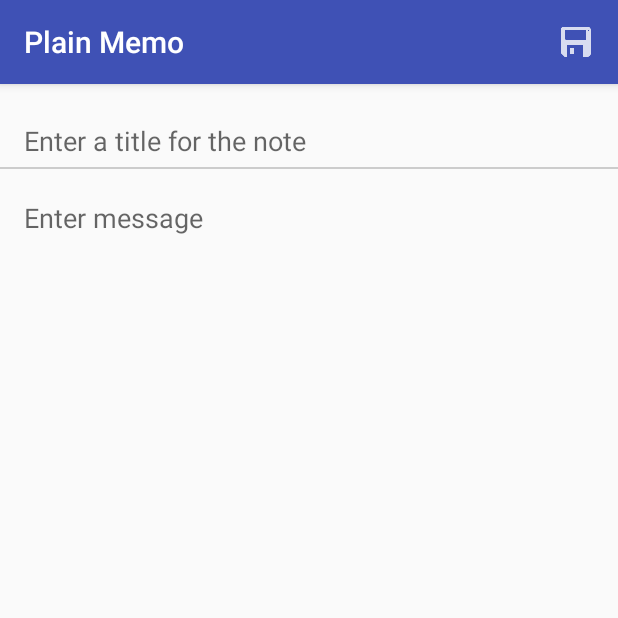
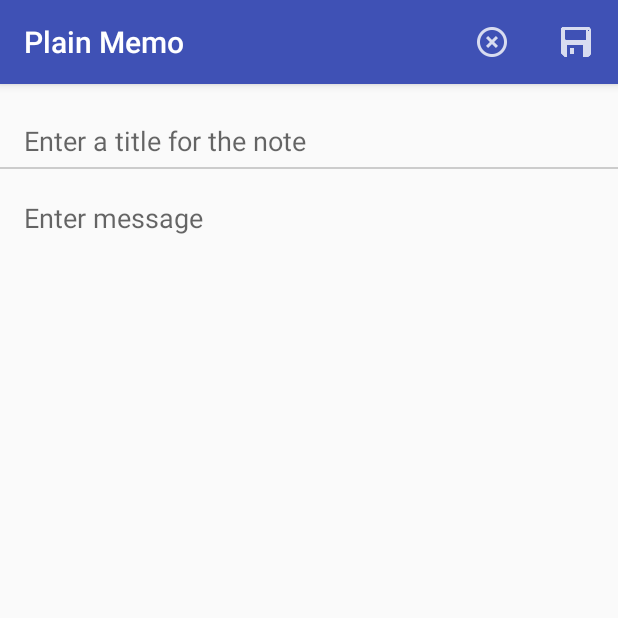
Before and after one commit to Daytron/plain-memo, an Android app: the fragment NoteEditFragment shown on its own in the app's theme, on a phone screen of 412 x 824 dp, the top half of it. Run offline under Robolectric (Android 15) with nearby library versions, the phone set to English and light mode, and no system bars; 8 statements that could not run were skipped.

Commit message:
Add cancel menu button operation for issue #11

```diff
--- a/app/src/main/java/com/github/daytron/plain_memo/view/NoteEditActivity.java
+++ b/app/src/main/java/com/github/daytron/plain_memo/view/NoteEditActivity.java
@@ -50,7 +50,7 @@ public class NoteEditActivity extends SingleFragmentActivity {
 
         if (fragment instanceof NoteEditFragment) {
             ((NoteEditFragment) fragment).showConfirmSaveDialog(
-                    getSupportActionBar().getThemedContext(), false);
+                    getSupportActionBar().getThemedContext());
         } else {
             super.onBackPressed();
         }
--- a/app/src/main/java/com/github/daytron/plain_memo/view/fragment/NoteViewFragment.java
+++ b/app/src/main/java/com/github/daytron/plain_memo/view/fragment/NoteViewFragment.java
@@ -241,9 +241,10 @@ public class NoteViewFragment extends Fragment {
                 if (isForDeletion) {
                     NoteBook.get(getActivity()).deleteNote(mNote);
                     getActivity().finish();
-                    Toast.makeText(getActivity(), R.string.toast_note_deletion,
-                            Toast.LENGTH_SHORT).show();
                 }
+
+                Toast.makeText(getActivity(), R.string.toast_note_cancel_save_operation,
+                        Toast.LENGTH_SHORT).show();
             }
         } else if (resultCode == Activity.RESULT_OK) {
             if (requestCode == REQUEST_NOTE_EDIT) {
--- a/app/src/main/res/menu/fragment_note_edit.xml
+++ b/app/src/main/res/menu/fragment_note_edit.xml
@@ -1,6 +1,12 @@
 <?xml version="1.0" encoding="utf-8"?>
 <menu xmlns:android="http://schemas.android.com/apk/res/android"
       xmlns:app="http://schemas.android.com/apk/res-auto">
+
+    <item
+        android:id="@+id/menu_item_cancel_note"
+        android:icon="@drawable/ic_menu_cancel"
+        android:title="@string/cancel_note"
+        app:showAsAction="ifRoom|withText" />
 
     <item
         android:id="@+id/menu_item_save_note"
--- a/app/src/main/res/values/strings.xml
+++ b/app/src/main/res/values/strings.xml
@@ -19,6 +19,7 @@
     <string name="save_note">Save</string>
     <string name="delete_note">Delete</string>
     <string name="search_note">Search</string>
+    <string name="cancel_note">Cancel</string>
 
     <plurals name="subtitle_plural">
         <item quantity="one">%1$s note</item>
@@ -36,12 +37,17 @@
     <string name="confirm_dialog_delete_title">Confirm Deletion</string>
     <string name="confirm_dialog_save_body">Save the note?</string>
     <string name="confirm_dialog_delete_body">Delete the note </string>
+    <string name="confirm_dialog_cancel_title">Confirm Cancellation</string>
+    <string name="confirm_dialog_cancel_body">Cancel operation?</string>
     <string name="dialog_button_save">Save</string>
     <string name="dialog_button_delete">Delete</string>
+    <string name="dialog_button_yes">Yes</string>
+    <string name="dialog_button_no">No</string>
 
     <!-- Toast -->
     <string name="toast_note_save">The note has been saved</string>
     <string name="toast_note_deletion">The note has been deleted</string>
+    <string name="toast_note_cancel_save_operation">The operation has been cancelled</string>
     <string name="toast_title_empty">Please enter a title</string>
 
     <!-- Settings Preferences -->
```
Also changed, not shown: app/src/main/java/com/github/daytron/plain_memo/view/fragment/NoteEditFragment.java (+45 -12 lines), app/src/main/res/drawable-hdpi/ic_menu_cancel.png (added), app/src/main/res/drawable-mdpi/ic_menu_cancel.png (added), app/src/main/res/drawable-xhdpi/ic_menu_cancel.png (added), app/src/main/res/drawable-xxhdpi/ic_menu_cancel.png (added).
